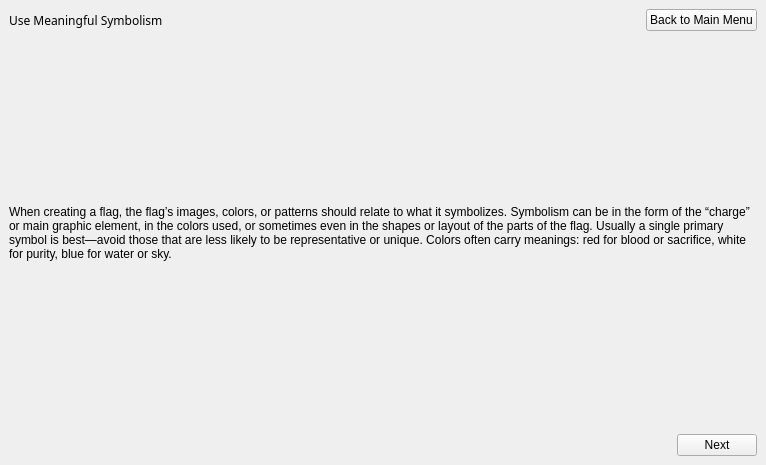
zxjorge/EDApp, file meaningfulsymbolismlesson.ui: the form before one commit.
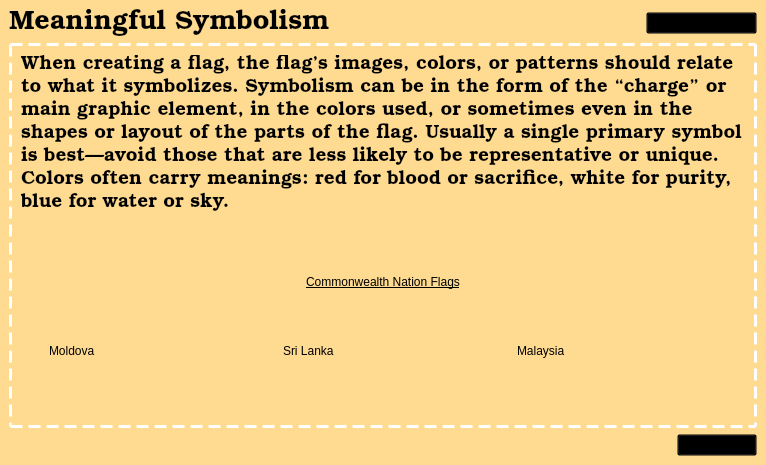
The form after the commit. Icons and pictures are not drawn.

Commit message: revamped first page for symbolism and basic colors

What changed in the file:
```diff
--- a/meaningfulsymbolismlesson.ui
+++ b/meaningfulsymbolismlesson.ui
@@ -14,20 +14,32 @@
    <string>StackedWidget</string>
   </property>
   <widget class="QWidget" name="page">
-   <layout class="QVBoxLayout" name="verticalLayout_3">
+   <property name="styleSheet">
+    <string notr="true">background-color: rgb(255, 219, 146);</string>
+   </property>
+   <layout class="QVBoxLayout" name="verticalLayout_5">
+    <item>
+     <layout class="QVBoxLayout" name="verticalLayout_4">
     <item>
      <layout class="QVBoxLayout" name="verticalLayout">
       <item>
        <layout class="QHBoxLayout" name="horizontalLayout">
         <item>
-         <widget class="QLabel" name="label_5">
+           <widget class="QLabel" name="label">
           <property name="font">
            <font>
-            <family>Stencil</family>
-           </font>
-          </property>
+              <family>Bookman Old Style</family>
+              <pointsize>20</pointsize>
+              <italic>false</italic>
+              <bold>false</bold>
+             </font>
+            </property>
+            <property name="styleSheet">
+             <string notr="true">font: 500 20pt &quot;Bookman Old Style&quot;;
+color: rgb(0, 0, 0);</string>
+            </property>
           <property name="text">
-           <string>Use Meaningful Symbolism</string>
+             <string>Meaningful Symbolism</string>
           </property>
          </widget>
         </item>
@@ -46,6 +58,13 @@
         </item>
         <item>
          <widget class="QPushButton" name="mainMenu">
+            <property name="styleSheet">
+             <string notr="true">
+text-decoration: underline; 
+font: 9pt &quot;Arial Narrow&quot;;
+background-color: transparent;
+ </string>
+            </property>
           <property name="text">
            <string>Back to Main Menu</string>
           </property>
@@ -54,13 +73,191 @@
        </layout>
       </item>
       <item>
-       <widget class="QLabel" name="label_6">
+         <widget class="QFrame" name="verticalFrame_9">
+          <property name="styleSheet">
+           <string notr="true">QFrame#verticalFrame_9 {
+    border: 3px dashed white;
+}
+</string>
+          </property>
+          <layout class="QVBoxLayout" name="verticalLayout_21">
+           <item>
+            <widget class="QLabel" name="label_2">
+             <property name="sizePolicy">
+              <sizepolicy hsizetype="Preferred" vsizetype="Fixed">
+               <horstretch>0</horstretch>
+               <verstretch>0</verstretch>
+              </sizepolicy>
+             </property>
+             <property name="maximumSize">
+              <size>
+               <width>16777215</width>
+               <height>16777</height>
+              </size>
+             </property>
+             <property name="font">
+              <font>
+               <family>Bookman Old Style</family>
+               <pointsize>14</pointsize>
+               <italic>false</italic>
+               <bold>false</bold>
+              </font>
+             </property>
+             <property name="styleSheet">
+              <string notr="true">font: 300 14pt &quot;Bookman Old Style&quot;;
+color: rgb(0, 0, 0);</string>
+             </property>
         <property name="text">
          <string>When creating a flag, the flag’s images, colors, or patterns should relate to what it symbolizes. Symbolism can be in the form of the “charge” or main graphic element, in the colors used, or sometimes even in the shapes or layout of the parts of the flag. Usually a single primary symbol is best—avoid those that are less likely to be representative or unique. Colors often carry meanings: red for blood or sacrifice, white for purity, blue for water or sky.</string>
         </property>
+             <property name="alignment">
+              <set>Qt::AlignLeading|Qt::AlignLeft|Qt::AlignTop</set>
+             </property>
         <property name="wordWrap">
          <bool>true</bool>
         </property>
+            </widget>
+           </item>
+           <item>
+            <layout class="QVBoxLayout" name="verticalLayout_7">
+             <item>
+              <widget class="QLabel" name="label_3">
+               <property name="styleSheet">
+                <string notr="true">font: 300 13pt &quot;Bookman Old Style&quot;;
+text-decoration: underline;</string>
+               </property>
+               <property name="text">
+                <string>Commonwealth Nation Flags</string>
+               </property>
+               <property name="alignment">
+                <set>Qt::AlignCenter</set>
+               </property>
+              </widget>
+             </item>
+             <item>
+              <layout class="QHBoxLayout" name="horizontalLayout_5">
+               <item>
+                <layout class="QVBoxLayout" name="verticalLayout_10">
+                 <item>
+                  <widget class="QLabel" name="label_11">
+                   <property name="styleSheet">
+                    <string notr="true">font: 300 10pt &quot;Bookman Old Style&quot;;</string>
+                   </property>
+                   <property name="text">
+                    <string>Moldova</string>
+                   </property>
+                  </widget>
+                 </item>
+                 <item>
+                  <widget class="QLabel" name="label_10">
+                   <property name="sizePolicy">
+                    <sizepolicy hsizetype="Fixed" vsizetype="Fixed">
+                     <horstretch>0</horstretch>
+                     <verstretch>0</verstretch>
+                    </sizepolicy>
+                   </property>
+                   <property name="maximumSize">
+                    <size>
+                     <width>200</width>
+                     <height>100</height>
+                    </size>
+                   </property>
+                   <property name="text">
+                    <string/>
+                   </property>
+                   <property name="pixmap">
+                    <pixmap resource="Resources.qrc">:/Flags/md.png</pixmap>
+                   </property>
+                   <property name="scaledContents">
+                    <bool>true</bool>
+                   </property>
+                  </widget>
+                 </item>
+                </layout>
+               </item>
+               <item>
+                <layout class="QVBoxLayout" name="verticalLayout_8">
+                 <item>
+                  <widget class="QLabel" name="label_7">
+                   <property name="styleSheet">
+                    <string notr="true">font: 300 10pt &quot;Bookman Old Style&quot;;</string>
+                   </property>
+                   <property name="text">
+                    <string>Sri Lanka</string>
+                   </property>
+                  </widget>
+                 </item>
+                 <item>
+                  <widget class="QLabel" name="label_8">
+                   <property name="sizePolicy">
+                    <sizepolicy hsizetype="Fixed" vsizetype="Fixed">
+                     <horstretch>0</horstretch>
+                     <verstretch>0</verstretch>
+                    </sizepolicy>
+                   </property>
+                   <property name="maximumSize">
+                    <size>
+                     <width>200</width>
+                     <height>100</height>
+                    </size>
+                   </property>
+                   <property name="text">
+                    <string/>
+                   </property>
+                   <property name="pixmap">
+                    <pixmap resource="Resources.qrc">:/Flags/lk.png</pixmap>
+                   </property>
+                   <property name="scaledContents">
+                    <bool>true</bool>
+                   </property>
+                  </widget>
+                 </item>
+                </layout>
+               </item>
+               <item>
+                <layout class="QVBoxLayout" name="verticalLayout_9">
+                 <item>
+                  <widget class="QLabel" name="label_6">
+                   <property name="styleSheet">
+                    <string notr="true">font: 300 10pt &quot;Bookman Old Style&quot;;</string>
+                   </property>
+                   <property name="text">
+                    <string>Malaysia</string>
+                   </property>
+                  </widget>
+                 </item>
+                 <item>
+                  <widget class="QLabel" name="label_9">
+                   <property name="sizePolicy">
+                    <sizepolicy hsizetype="Fixed" vsizetype="Fixed">
+                     <horstretch>0</horstretch>
+                     <verstretch>0</verstretch>
+                    </sizepolicy>
+                   </property>
+                   <property name="maximumSize">
+                    <size>
+                     <width>200</width>
+                     <height>100</height>
+                    </size>
+                   </property>
+                   <property name="text">
+                    <string/>
+                   </property>
+                   <property name="pixmap">
+                    <pixmap resource="Resources.qrc">:/Flags/my.png</pixmap>
+                   </property>
+                   <property name="scaledContents">
+                    <bool>true</bool>
+                   </property>
+                  </widget>
+                 </item>
+                </layout>
+               </item>
+              </layout>
+             </item>
+            </layout>
+           </item>
+          </layout>
        </widget>
       </item>
       <item>
@@ -80,10 +277,17 @@
         </item>
         <item>
          <widget class="QPushButton" name="nextButton">
+            <property name="styleSheet">
+             <string notr="true">text-decoration: underline; 
+font: 9pt &quot;Arial Narrow&quot;;
+background-color: transparent;</string>
+            </property>
           <property name="text">
            <string>Next</string>
           </property>
          </widget>
+          </item>
+         </layout>
         </item>
        </layout>
       </item>
```
Left out of the diff: 4 changed lines with no effect on the pictures. Lines whose indentation alone changed are shown as unchanged. The commit also changes 1 other file.
